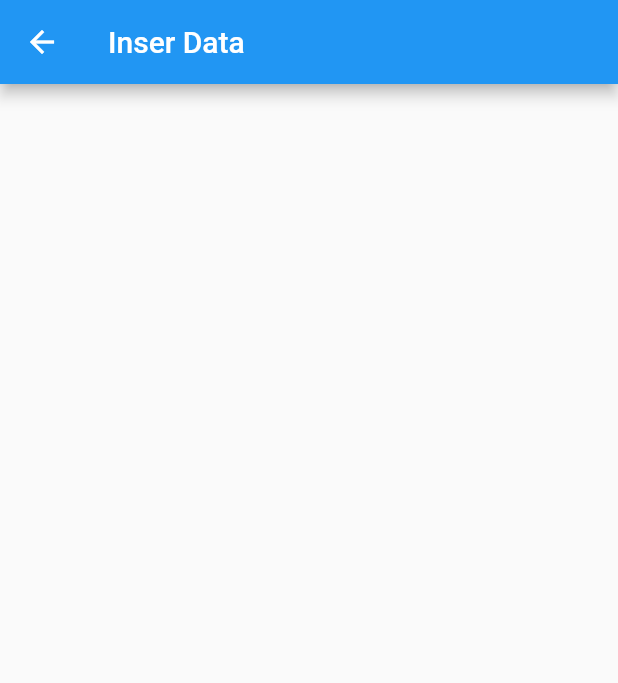
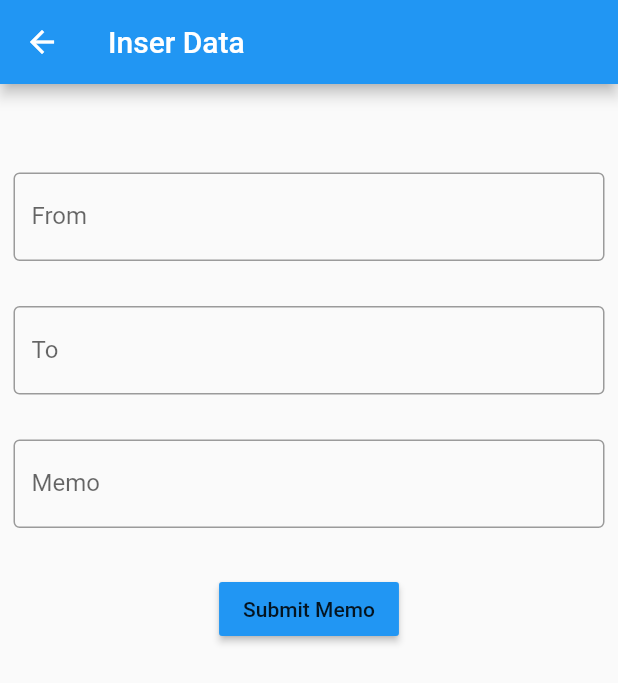
Before and after one commit to pamotinggi/ememo, a Flutter app: the InsertData screen opened directly, on a phone screen of 412 x 824 dp. Shown: the top 683 px of the screen. Run offline on Flutter 3.47's test engine with Material 2 defaults, Android fonts, the light colour scheme and no system bars; our stand-ins replace cloud_firestore, easy_splash_screen, firebase_auth, firebase_core, fluttertoast; accounts and stored records are empty.

Commit message:
update insert data

```diff
--- a/lib/screen/inserdata.dart
+++ b/lib/screen/inserdata.dart
@@ -8,12 +8,58 @@ class InsertData extends StatefulWidget {
 }
 
 class _InsertDataState extends State<InsertData> {
+  final fromNameController = TextEditingController();
+  final toNameController = TextEditingController();
+  final memoController = TextEditingController();
+
   @override
   Widget build(BuildContext context) {
     return Scaffold(
       appBar: AppBar(
         title: Text("Inser Data"),
       ),
+      body: Center(
+        child: Padding(
+          padding: EdgeInsets.all(9),
+          child: Column(
+            children: [
+              SizedBox(height: 50,),
+              TextField(
+                controller: fromNameController,
+                decoration: const InputDecoration(
+                  border: OutlineInputBorder(),
+                  labelText: 'From',
+                  hintText: 'From :'
+                ),
+              ),
+              SizedBox(height: 30,),
+              TextField(
+                controller: toNameController,
+                decoration: const InputDecoration(
+                    border: OutlineInputBorder(),
+                    labelText: 'To',
+                    hintText: 'To :'
+                ),
+              ),
+              SizedBox(height: 30,),
+              TextField(
+                controller: memoController,
+                decoration: const InputDecoration(
+                    border: OutlineInputBorder(),
+                    labelText: 'Memo',
+                    hintText: 'Memo :'
+                ),
+              ),
+              SizedBox(height: 30,),
+              MaterialButton(onPressed: (){
+              },
+                child: const Text('Submit Memo'),
+                color: Colors.blue,
+              ),
+            ],
+          ),
+        ),
+      ),
     );
   }
 }
```
